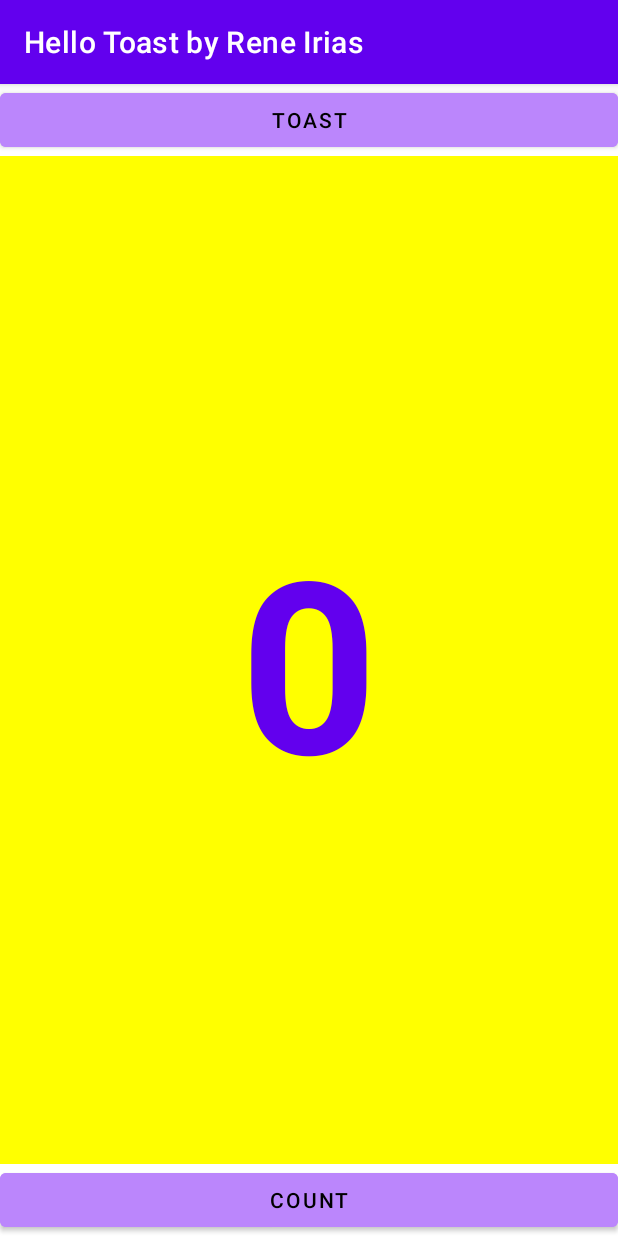
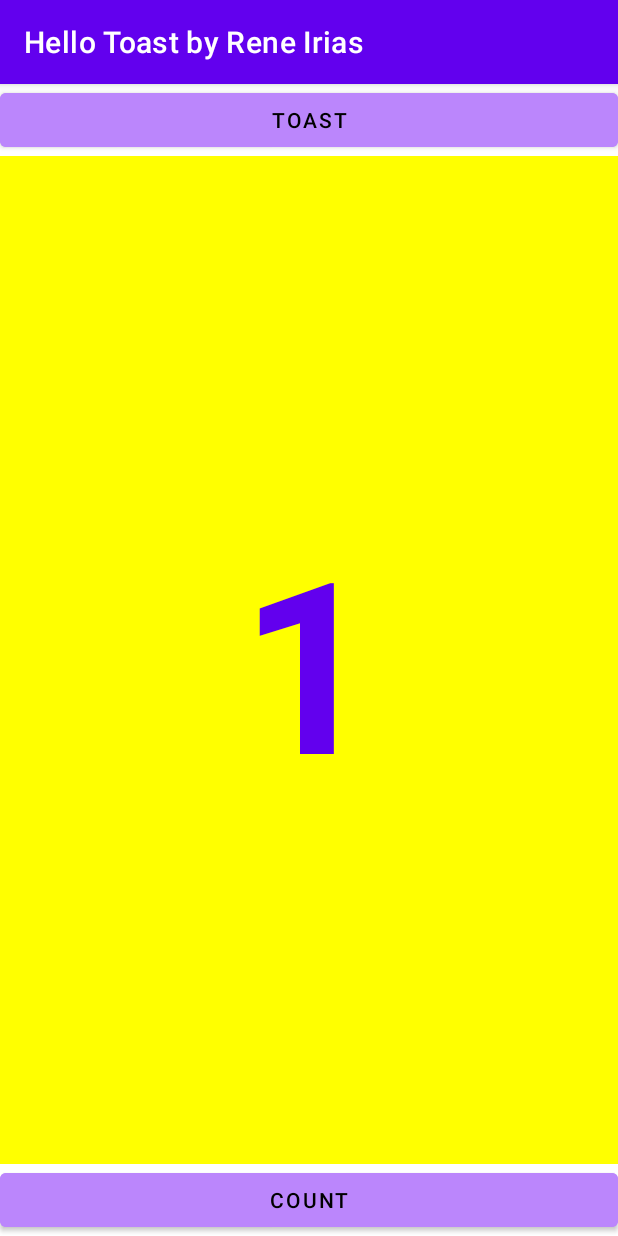
Before and after one commit to ReneRisa/CS639, an Android app: the screen it shows after launch (MainActivity), after a tap on "COUNT", on a phone screen of 412 x 824 dp. Run offline under Robolectric (Android 15) with nearby library versions, the phone set to English and light mode, and no system bars.

Commit message:
Create countUp() method

```diff
--- a/HelloToast/app/src/main/java/com/example/hellotoast/MainActivity.java
+++ b/HelloToast/app/src/main/java/com/example/hellotoast/MainActivity.java
@@ -27,5 +27,8 @@ public class MainActivity extends AppCompatActivity {
 
     public void countUp(View view) {
         mCount++;
+        if(mShowCount != null){
+            mShowCount.setText(Integer.toString(mCount));
+        }
     }
 }
```
